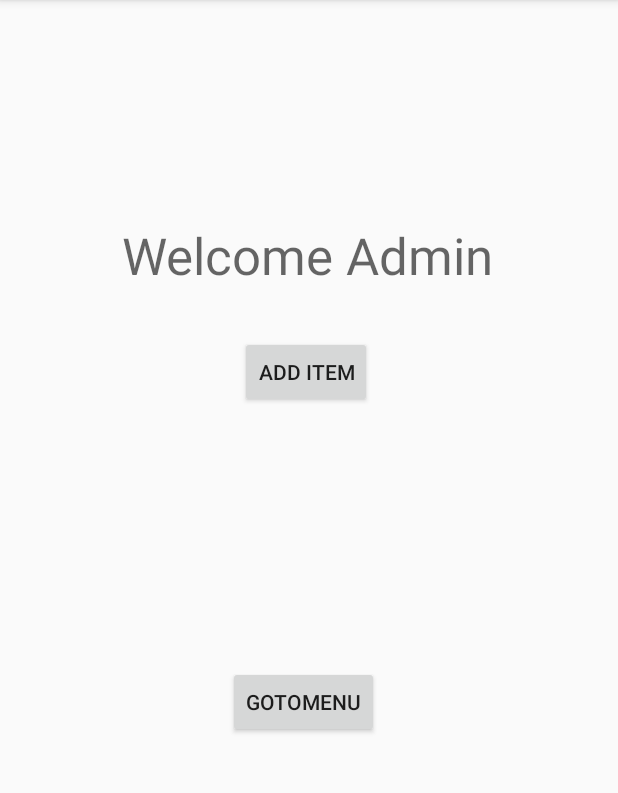
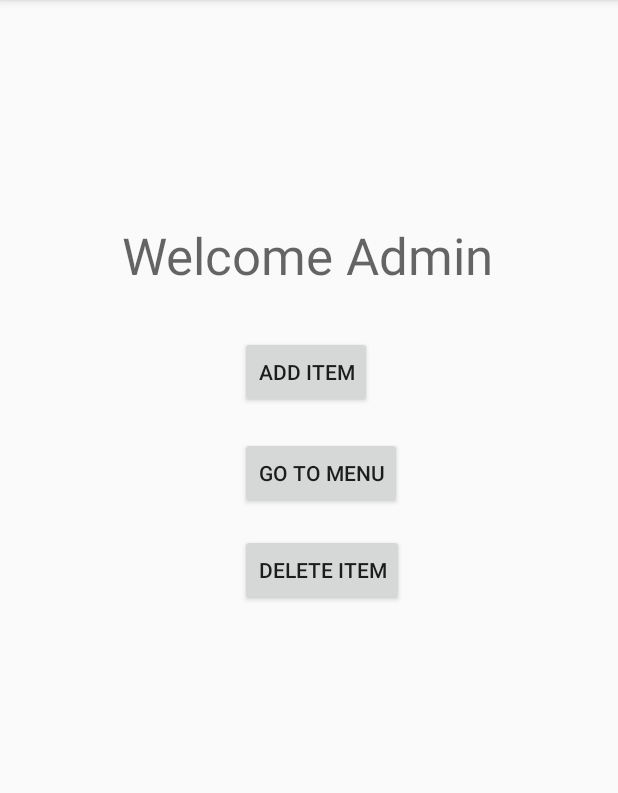
Before and after one commit to gilma0/My_Rest, an Android app: the AdminActivity screen opened directly, with no data from a screen before it, on a phone screen of 412 x 824 dp, the part 84-877 px from its top. Run offline under Robolectric (Android 15) with nearby library versions, the phone set to English and light mode, and no system bars; 1 statement that could not run was skipped.

Commit message:
added delete function for admin

```diff
--- a/app/src/main/AndroidManifest.xml
+++ b/app/src/main/AndroidManifest.xml
@@ -9,7 +9,8 @@
         android:roundIcon="@mipmap/ic_launcher_round"
         android:supportsRtl="true"
         android:theme="@style/AppTheme">
-        <activity android:name=".menuOf"></activity>
+        <activity android:name=".deleteActivity"></activity>
+        <activity android:name=".menuOf" />
         <activity android:name=".orderActivity" />
         <activity android:name=".AddItem" />
         <activity android:name=".AdminActivity" />
--- a/app/src/main/java/com/example/myrest/MainActivity.java
+++ b/app/src/main/java/com/example/myrest/MainActivity.java
@@ -197,6 +197,7 @@ public class MainActivity extends AppCompatActivity implements View.OnClickListe
                             if(value.isAdmin() == false) {
                                 Intent intent = new Intent(getApplication(), UserActivity.class);
                                 intent.putExtra("userID", email);
+                                intent.putExtra("delete","false");
                                 startActivity(intent);
                             }else{
                                 Intent intent = new Intent(getApplication(), AdminActivity.class);
--- a/app/src/main/res/layout/activity_admin.xml
+++ b/app/src/main/res/layout/activity_admin.xml
@@ -21,12 +21,12 @@
         android:id="@+id/goToMenu"
         android:layout_width="wrap_content"
         android:layout_height="wrap_content"
-        android:layout_marginStart="152dp"
-        android:layout_marginLeft="152dp"
-        android:layout_marginBottom="276dp"
-        android:text="goToMenu"
-        app:layout_constraintBottom_toBottomOf="parent"
-        app:layout_constraintStart_toStartOf="parent" />
+        android:layout_marginStart="160dp"
+        android:layout_marginLeft="160dp"
+        android:layout_marginTop="291dp"
+        android:text="go to menu"
+        app:layout_constraintStart_toStartOf="parent"
+        app:layout_constraintTop_toTopOf="parent" />
 
     <TextView
         android:id="@+id/textView2"
@@ -39,4 +39,15 @@
         android:textAppearance="@style/TextAppearance.AppCompat.Display1"
         app:layout_constraintStart_toStartOf="parent"
         app:layout_constraintTop_toTopOf="parent" />
+
+    <Button
+        android:id="@+id/deleteItem"
+        android:layout_width="wrap_content"
+        android:layout_height="wrap_content"
+        android:layout_marginStart="160dp"
+        android:layout_marginLeft="160dp"
+        android:layout_marginTop="356dp"
+        android:text="delete item"
+        app:layout_constraintStart_toStartOf="parent"
+        app:layout_constraintTop_toTopOf="parent" />
 </androidx.constraintlayout.widget.ConstraintLayout>
```
Also changed, not shown: app/src/main/java/com/example/myrest/AdminActivity.java (+19 -2 lines), app/src/main/java/com/example/myrest/UserActivity.java (+7 -0 lines), app/src/main/java/com/example/myrest/deleteActivity.java (added, +60 -0 lines), app/src/main/java/com/example/myrest/menuOf.java (+10 -3 lines), app/src/main/res/layout/activity_delete.xml (added, +95 -0 lines).
